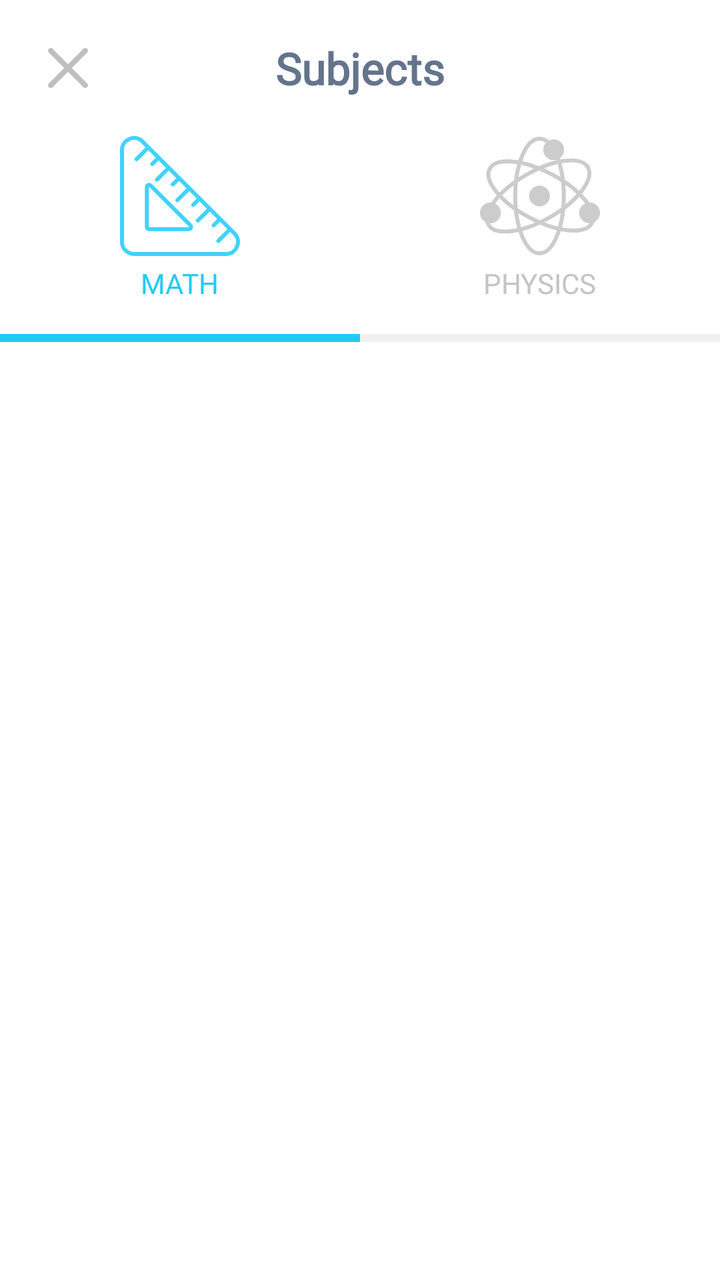
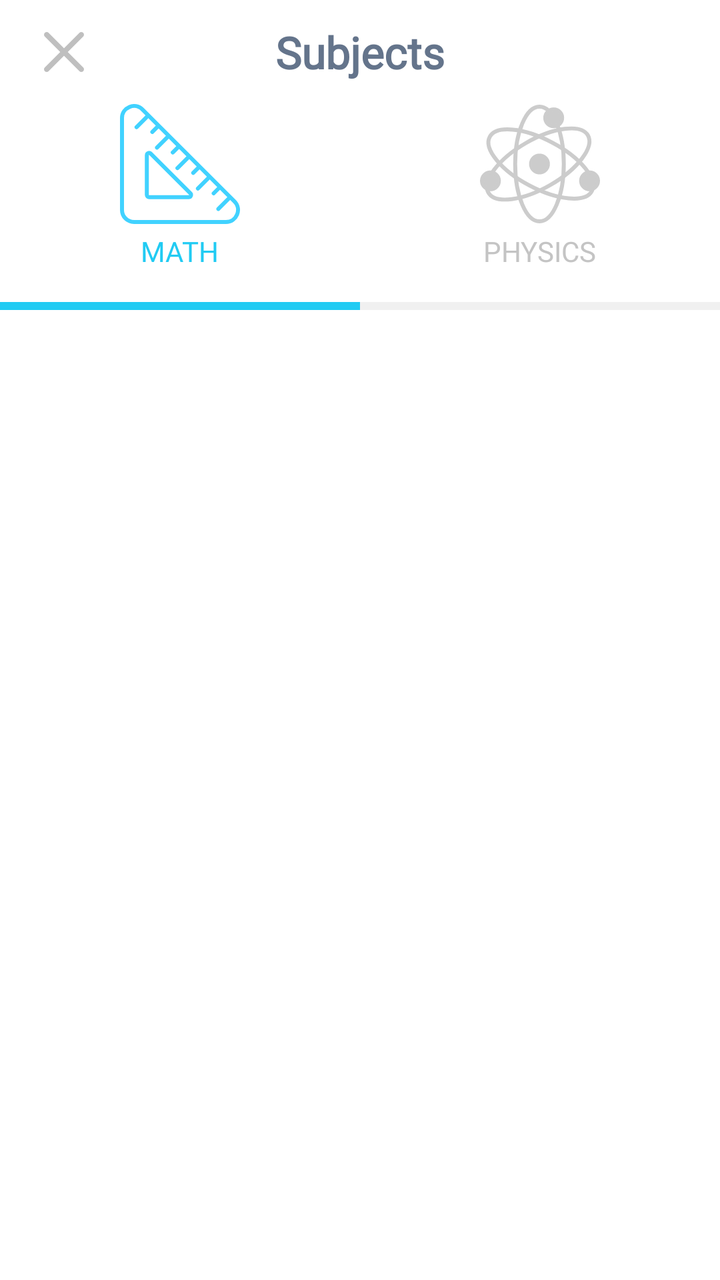

Screens rendered from an Android XML layout before and after an edit, with the pre-edit source and the edit as a unified diff.
<!-- AndroidManifest.xml: application theme Theme.Tetragon -->
<!-- res/layout/activity_natural_sciences.xml -->
<?xml version="1.0" encoding="utf-8"?>
<androidx.constraintlayout.widget.ConstraintLayout
    xmlns:android="http://schemas.android.com/apk/res/android"
    xmlns:app="http://schemas.android.com/apk/res-auto"
    android:layout_width="match_parent"
    android:layout_height="match_parent"
    android:background="#FFFFFF">

    
    <androidx.constraintlayout.widget.ConstraintLayout
        android:id="@+id/topBar"
        android:layout_width="match_parent"
        android:layout_height="wrap_content"
        android:padding="10dp"
        app:layout_constraintEnd_toEndOf="parent"
        app:layout_constraintStart_toStartOf="parent"
        app:layout_constraintTop_toTopOf="parent">

        <ImageView
            android:id="@+id/exit_btn"
            android:layout_width="48dp"
            android:layout_height="48dp"
            android:padding="14dp"
            android:src="@drawable/exit_btn"
            app:layout_constraintBottom_toBottomOf="parent"
            app:layout_constraintStart_toStartOf="parent"
            app:layout_constraintTop_toTopOf="parent" />

        <TextView
            android:id="@+id/textViewTitle"
            android:layout_width="wrap_content"
            android:layout_height="wrap_content"
            android:fontFamily="@font/inter_semibold"
            android:gravity="center"
            android:text="Subjects"
            android:textColor="@color/text_color"
            android:textSize="22sp"
            android:textStyle="bold"
            app:layout_constraintBottom_toBottomOf="parent"
            app:layout_constraintEnd_toEndOf="parent"
            app:layout_constraintStart_toStartOf="parent"
            app:layout_constraintTop_toTopOf="parent" />

    </androidx.constraintlayout.widget.ConstraintLayout>

    <LinearLayout
        android:id="@+id/tabContainer"
        android:layout_width="match_parent"
        android:layout_height="wrap_content"
        android:orientation="vertical"
        app:layout_constraintTop_toBottomOf="@id/topBar">

        <LinearLayout
            android:layout_width="match_parent"
            android:layout_height="wrap_content"
            android:orientation="horizontal">

            <LinearLayout
                android:id="@+id/tabMath"
                android:layout_width="0dp"
                android:layout_height="wrap_content"
                android:layout_weight="1"
                android:gravity="center"
                android:orientation="vertical"
                android:clickable="true"
                android:focusable="true">

                <ImageView
                    android:id="@+id/imgMath"
                    android:layout_width="60dp"
                    android:layout_height="60dp"
                    android:src="@drawable/ic_math_selected" />

                <TextView
                    android:id="@+id/textMath"
                    android:layout_width="wrap_content"
                    android:layout_height="wrap_content"
                    android:layout_marginTop="4dp"
                    android:text="MATH"
                    android:fontFamily="@font/inter_semibold"
                    android:textColor="#21CBF3"/>
            </LinearLayout>

            <LinearLayout
                android:id="@+id/tabPhysics"
                android:layout_width="0dp"
                android:layout_height="wrap_content"
                android:layout_weight="1"
                android:gravity="center"
                android:orientation="vertical"
                android:clickable="true"
                android:focusable="true">

                <ImageView
                    android:id="@+id/imgPhysics"
                    android:layout_width="60dp"
                    android:layout_height="60dp"
                    android:src="@drawable/ic_physics_unselected" />

                <TextView
                    android:id="@+id/textPhysics"
                    android:layout_width="wrap_content"
                    android:layout_height="wrap_content"
                    android:layout_marginTop="4dp"
                    android:text="PHYSICS"
                    android:fontFamily="@font/inter_semibold"
                    android:textColor="#C4C4C4"/>
            </LinearLayout>
        </LinearLayout>

        <LinearLayout
            android:layout_width="match_parent"
            android:layout_height="4dp"
            android:layout_marginTop="16dp"
            android:orientation="horizontal">

            <View
                android:id="@+id/indicatorMath"
                android:layout_width="0dp"
                android:layout_height="match_parent"
                android:layout_weight="1"
                android:background="#21CBF3"/>

            <View
                android:id="@+id/indicatorPhysics"
                android:layout_width="0dp"
                android:layout_height="match_parent"
                android:layout_weight="1"
                android:background="#F0F0F0"/>
        </LinearLayout>
    </LinearLayout>

    <androidx.fragment.app.FragmentContainerView
        android:id="@+id/fragment_container"
        android:layout_width="match_parent"
        android:layout_height="0dp"
        app:layout_constraintTop_toBottomOf="@id/tabContainer"
        app:layout_constraintBottom_toBottomOf="parent" />

</androidx.constraintlayout.widget.ConstraintLayout>
<!-- resources referenced by this layout -->
<resources>
  <color name="text_color">#64748b</color>
  <!-- drawable exit_btn (drawable) -->
  <vector xmlns:android="http://schemas.android.com/apk/res/android"
      android:width="25.41dp"
      android:height="25.4dp"
      android:viewportWidth="25.41"
      android:viewportHeight="25.4">
    <path
        android:pathData="M24.91,22.49c0.66,0.67 0.66,1.75 0,2.41s-1.75,0.66 -2.41,0l-9.79,-9.79L2.91,24.9c-0.66,0.66 -1.74,0.66 -2.41,0 -0.33,-0.33 -0.5,-0.76 -0.5,-1.2s0.17,-0.88 0.5,-1.21l9.8,-9.79L0.5,2.9C-0.16,2.24 -0.16,1.16 0.5,0.5c0.34,-0.33 0.77,-0.5 1.21,-0.5s0.87,0.17 1.2,0.5l9.8,9.79L22.5,0.5c0.66,-0.66 1.75,-0.66 2.41,0s0.66,1.74 0,2.4l-9.8,9.8 9.8,9.79Z"
        android:fillColor="#bfbfbf"/>
  </vector>
  <!-- drawable ic_math_selected: vector/xml drawable (drawable, 2858 chars, omitted) -->
  <!-- drawable ic_physics_unselected (drawable) -->
  <vector xmlns:android="http://schemas.android.com/apk/res/android"
      android:width="121.1dp"
      android:height="119.95dp"
      android:viewportWidth="121.1"
      android:viewportHeight="119.95">
    <path
        android:pathData="M35.5,59.97a24.54,57.97 0,1 0,49.08 0a24.54,57.97 0,1 0,-49.08 0z"
        android:strokeWidth="4"
        android:fillColor="#00000000"
        android:strokeColor="#ccc"/>
    <path
        android:pathData="M49.83,81.65a24.54,57.97 117.98,1 0,23.03 -43.34a24.54,57.97 117.98,1 0,-23.03 43.34z"
        android:strokeWidth="4"
        android:fillColor="#00000000"
        android:strokeColor="#ccc"/>
    <path
        android:pathData="M8.49,88.96a24.54,57.97 60,1 0,100.41 -57.97a24.54,57.97 60,1 0,-100.41 57.97z"
        android:strokeWidth="4"
        android:fillColor="#00000000"
        android:strokeColor="#ccc"/>
    <path
        android:pathData="M74.37,13.29m-8.52,0a8.52,8.52 0,1 1,17.04 0a8.52,8.52 0,1 1,-17.04 0"
        android:strokeWidth="4"
        android:fillColor="#ccc"
        android:strokeColor="#ccc"/>
    <path
        android:pathData="M60.04,59.97m-8.52,0a8.52,8.52 0,1 1,17.04 0a8.52,8.52 0,1 1,-17.04 0"
        android:strokeWidth="4"
        android:fillColor="#ccc"
        android:strokeColor="#ccc"/>
    <path
        android:pathData="M110.58,77.01m-8.52,0a8.52,8.52 0,1 1,17.04 0a8.52,8.52 0,1 1,-17.04 0"
        android:strokeWidth="4"
        android:fillColor="#ccc"
        android:strokeColor="#ccc"/>
    <path
        android:pathData="M10.52,77.01m-8.52,0a8.52,8.52 0,1 1,17.04 0a8.52,8.52 0,1 1,-17.04 0"
        android:strokeWidth="4"
        android:fillColor="#ccc"
        android:strokeColor="#ccc"/>
  </vector>
  <style name="Theme.Tetragon" parent="Base.Theme.Tetragon" />
  <style name="Base.Theme.Tetragon" parent="Theme.Material3.DayNight.NoActionBar">
          
          
          <item name="android:statusBarColor">@color/white</item>
          <item name="android:navigationBarColor">@color/white</item>
          
          <item name="android:windowLightStatusBar">true</item>
      </style>
  <color name="white">#FFFFFFFF</color>
</resources>

<!-- the commit's change to res/layout/activity_natural_sciences.xml (unified diff, before → after) -->
@@ -11,16 +11,19 @@
         android:id="@+id/topBar"
         android:layout_width="match_parent"
         android:layout_height="wrap_content"
-        android:padding="10dp"
+        android:paddingTop="10dp"
+        android:paddingBottom="10dp"
+        android:paddingLeft="16dp"
+        android:paddingRight="16dp"
         app:layout_constraintEnd_toEndOf="parent"
         app:layout_constraintStart_toStartOf="parent"
         app:layout_constraintTop_toTopOf="parent">
 
         <ImageView
             android:id="@+id/exit_btn"
-            android:layout_width="48dp"
-            android:layout_height="48dp"
-            android:padding="14dp"
+            android:layout_width="32dp"
+            android:layout_height="32dp"
+            android:padding="6dp"
             android:src="@drawable/exit_btn"
             app:layout_constraintBottom_toBottomOf="parent"
             app:layout_constraintStart_toStartOf="parent"
